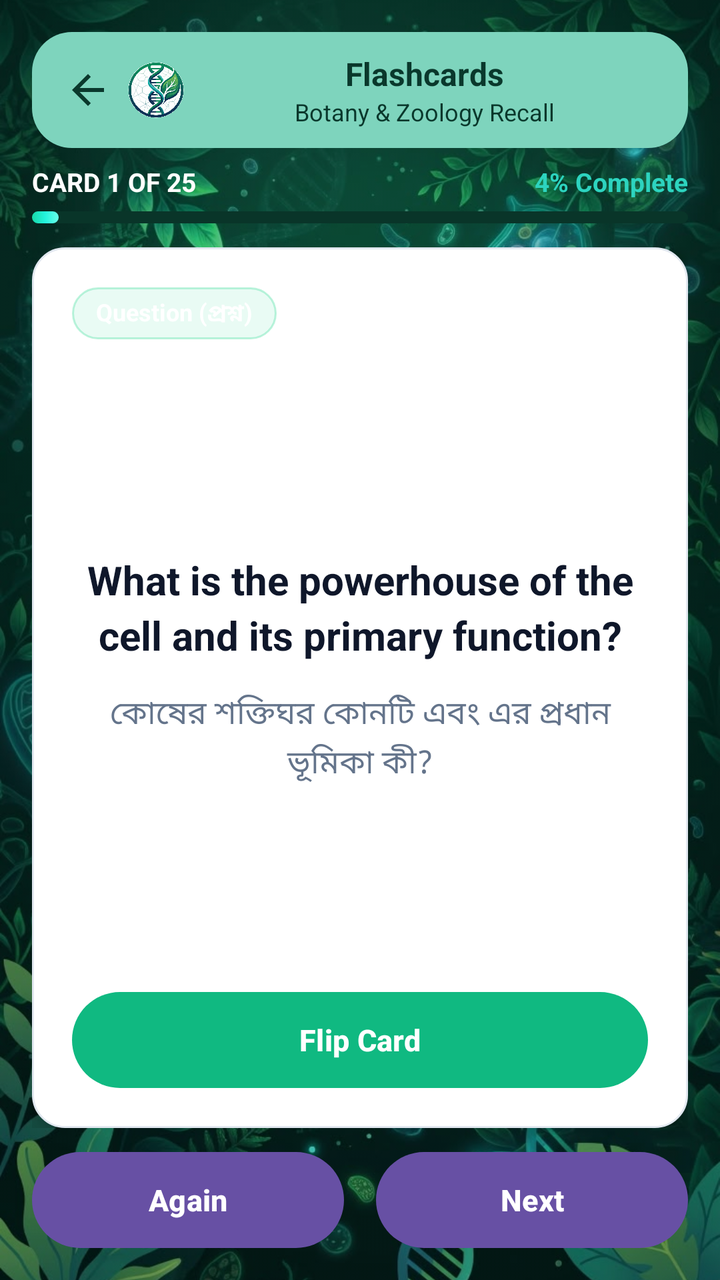
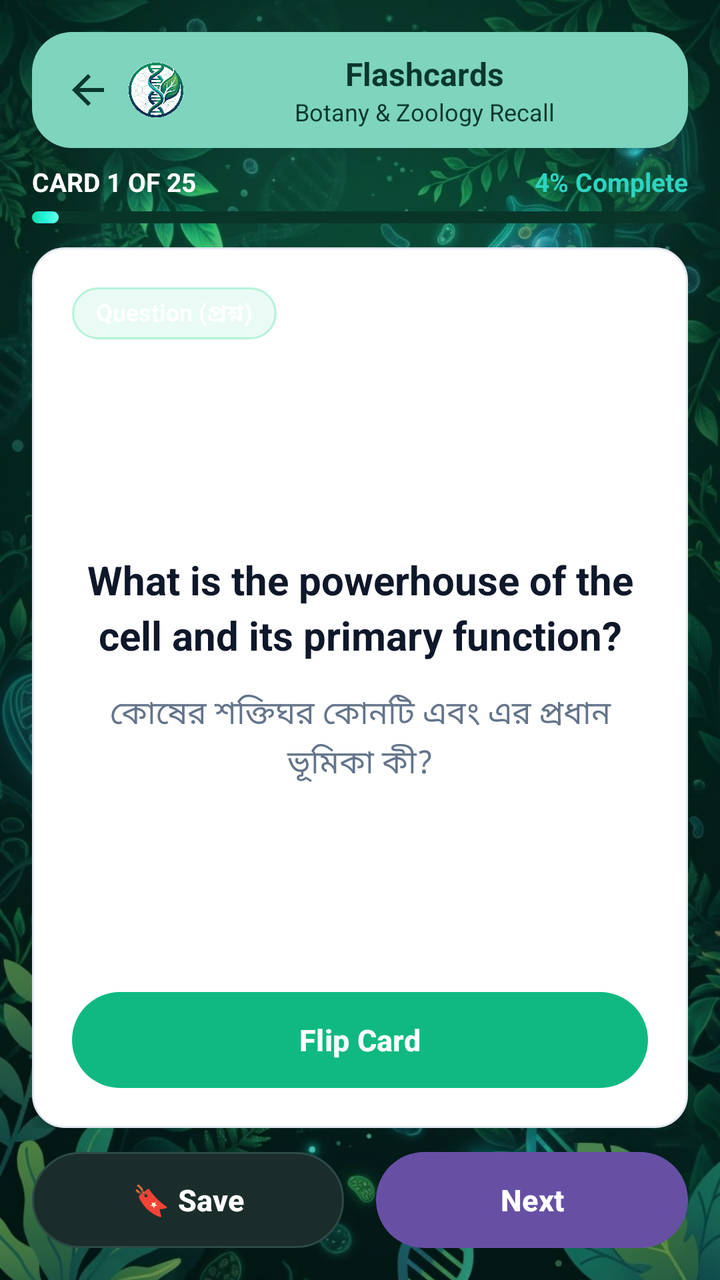

Two renders of the same Android screen: before a commit and after it. Below are the layout's source before the change and the commit's diff.
<!-- AndroidManifest.xml: application theme Theme.BioPrepAcademicStudyGuide -->
<!-- res/layout/activity_flashcards.xml -->
<?xml version="1.0" encoding="utf-8"?>
<androidx.constraintlayout.widget.ConstraintLayout xmlns:android="http://schemas.android.com/apk/res/android"
    xmlns:app="http://schemas.android.com/apk/res-auto"
    android:id="@+id/layoutFlashcardsRoot"
    android:layout_width="match_parent"
    android:layout_height="match_parent"
    android:background="@color/bio_surface">

    
    <ImageView
        android:id="@+id/ivFlashcardsBackground"
        android:layout_width="0dp"
        android:layout_height="0dp"
        android:alpha="0.85"
        android:importantForAccessibility="no"
        android:scaleType="centerCrop"
        android:src="@drawable/bg_stitch_biology"
        app:layout_constraintBottom_toBottomOf="parent"
        app:layout_constraintEnd_toEndOf="parent"
        app:layout_constraintStart_toStartOf="parent"
        app:layout_constraintTop_toTopOf="parent" />

    <View
        android:layout_width="0dp"
        android:layout_height="0dp"
        android:background="#22001713"
        app:layout_constraintBottom_toBottomOf="parent"
        app:layout_constraintEnd_toEndOf="parent"
        app:layout_constraintStart_toStartOf="parent"
        app:layout_constraintTop_toTopOf="parent" />

    
    <androidx.constraintlayout.widget.ConstraintLayout
        android:id="@+id/bannerFlashcardHeader"
        android:layout_width="0dp"
        android:layout_height="wrap_content"
        android:layout_marginStart="16dp"
        android:layout_marginTop="16dp"
        android:layout_marginEnd="16dp"
        android:background="@drawable/bg_header_banner_teal"
        android:paddingStart="12dp"
        android:paddingTop="10dp"
        android:paddingEnd="12dp"
        android:paddingBottom="10dp"
        app:layout_constraintEnd_toEndOf="parent"
        app:layout_constraintStart_toStartOf="parent"
        app:layout_constraintTop_toTopOf="parent">

        <LinearLayout
            android:id="@+id/layoutFlashcardsTopLeft"
            android:layout_width="wrap_content"
            android:layout_height="wrap_content"
            android:gravity="center_vertical"
            android:orientation="horizontal"
            app:layout_constraintBottom_toBottomOf="parent"
            app:layout_constraintStart_toStartOf="parent"
            app:layout_constraintTop_toTopOf="parent">

            <ImageButton
                android:id="@+id/btnFlashcardsBack"
                android:layout_width="32dp"
                android:layout_height="32dp"
                android:background="?attr/selectableItemBackgroundBorderless"
                android:contentDescription="Back"
                android:src="@drawable/ic_arrow_back"
                app:tint="@color/bio_banner_header_text" />

            <ImageView
                android:layout_width="28dp"
                android:layout_height="28dp"
                android:layout_marginStart="4dp"
                android:contentDescription="BioPrep App Logo"
                android:src="@drawable/app_logo" />
        </LinearLayout>

        <LinearLayout
            android:layout_width="0dp"
            android:layout_height="wrap_content"
            android:layout_marginStart="8dp"
            android:layout_marginEnd="8dp"
            android:gravity="center"
            android:orientation="vertical"
            app:layout_constraintBottom_toBottomOf="parent"
            app:layout_constraintEnd_toEndOf="parent"
            app:layout_constraintStart_toEndOf="@id/layoutFlashcardsTopLeft"
            app:layout_constraintTop_toTopOf="parent">

            <TextView
                android:id="@+id/tvFlashcardsHeaderTitle"
                android:layout_width="wrap_content"
                android:layout_height="wrap_content"
                android:gravity="center"
                android:text="Flashcards"
                android:textColor="@color/bio_banner_header_text"
                android:textSize="16sp"
                android:textStyle="bold" />

            <TextView
                android:id="@+id/tvCardCategory"
                android:layout_width="wrap_content"
                android:layout_height="wrap_content"
                android:gravity="center"
                android:text="Botany &amp; Zoology Recall"
                android:textColor="@color/bio_banner_header_text"
                android:textSize="12sp" />
        </LinearLayout>

    </androidx.constraintlayout.widget.ConstraintLayout>

    
    <LinearLayout
        android:id="@+id/layoutProgressSection"
        android:layout_width="0dp"
        android:layout_height="wrap_content"
        android:layout_marginStart="16dp"
        android:layout_marginTop="8dp"
        android:layout_marginEnd="16dp"
        android:gravity="center_vertical"
        android:orientation="horizontal"
        app:layout_constraintEnd_toEndOf="parent"
        app:layout_constraintStart_toStartOf="parent"
        app:layout_constraintTop_toBottomOf="@id/bannerFlashcardHeader">

        <TextView
            android:id="@+id/tvCardProgressBadge"
            android:layout_width="0dp"
            android:layout_height="wrap_content"
            android:layout_weight="1"
            android:text="CARD 1 OF 25"
            android:textColor="@color/white"
            android:textSize="13sp"
            android:textStyle="bold" />

        <TextView
            android:id="@+id/tvCardProgressPercent"
            android:layout_width="wrap_content"
            android:layout_height="wrap_content"
            android:text="4% Complete"
            android:textColor="@color/bio_mint_accent"
            android:textSize="13sp"
            android:textStyle="bold" />
    </LinearLayout>

    <ProgressBar
        android:id="@+id/pbFlashcardProgress"
        style="?android:attr/progressBarStyleHorizontal"
        android:layout_width="0dp"
        android:layout_height="6dp"
        android:layout_marginStart="16dp"
        android:layout_marginTop="6dp"
        android:layout_marginEnd="16dp"
        android:max="100"
        android:progress="4"
        android:progressDrawable="@drawable/progress_bar_cyan"
        app:layout_constraintEnd_toEndOf="parent"
        app:layout_constraintStart_toStartOf="parent"
        app:layout_constraintTop_toBottomOf="@id/layoutProgressSection" />

    
    <FrameLayout
        android:id="@+id/frameCardContainer"
        android:layout_width="0dp"
        android:layout_height="0dp"
        android:layout_marginStart="16dp"
        android:layout_marginTop="12dp"
        android:layout_marginEnd="16dp"
        android:layout_marginBottom="12dp"
        app:layout_constraintBottom_toTopOf="@id/layoutFlashcardButtons"
        app:layout_constraintEnd_toEndOf="parent"
        app:layout_constraintStart_toStartOf="parent"
        app:layout_constraintTop_toBottomOf="@id/pbFlashcardProgress">

        
        <View
            android:layout_width="match_parent"
            android:layout_height="match_parent"
            android:layout_marginStart="8dp"
            android:layout_marginTop="8dp"
            android:layout_marginEnd="8dp"
            android:layout_marginBottom="4dp"
            android:alpha="0.4"
            android:background="@drawable/bg_card_white" />

        
        <LinearLayout
            android:id="@+id/cardFront"
            android:layout_width="match_parent"
            android:layout_height="match_parent"
            android:background="@drawable/bg_card_white"
            android:clickable="true"
            android:elevation="6dp"
            android:focusable="true"
            android:orientation="vertical"
            android:padding="20dp"
            android:visibility="visible">

            
            <TextView
                android:id="@+id/tvFrontBadge"
                android:layout_width="wrap_content"
                android:layout_height="wrap_content"
                android:background="@drawable/bg_chip_emerald"
                android:paddingStart="12dp"
                android:paddingTop="4dp"
                android:paddingEnd="12dp"
                android:paddingBottom="4dp"
                android:text="Question (প্রশ্ন)"
                android:textColor="@color/white"
                android:textSize="12sp"
                android:textStyle="bold" />

            
            <ScrollView
                android:layout_width="match_parent"
                android:layout_height="0dp"
                android:layout_marginTop="16dp"
                android:layout_marginBottom="12dp"
                android:layout_weight="1"
                android:fillViewport="true">

                <LinearLayout
                    android:layout_width="match_parent"
                    android:layout_height="wrap_content"
                    android:gravity="center"
                    android:orientation="vertical">

                    <TextView
                        android:id="@+id/tvFlashcardQuestion"
                        android:layout_width="match_parent"
                        android:layout_height="wrap_content"
                        android:gravity="center"
                        android:lineSpacingExtra="4dp"
                        android:text="What is the powerhouse of the cell and its primary function?"
                        android:textColor="@color/bio_card_text_dark"
                        android:textSize="20sp"
                        android:textStyle="bold" />

                    <TextView
                        android:id="@+id/tvFlashcardQuestionBn"
                        android:layout_width="match_parent"
                        android:layout_height="wrap_content"
                        android:layout_marginTop="14dp"
                        android:gravity="center"
                        android:lineSpacingExtra="3dp"
                        android:text="কোষের শক্তিঘর কোনটি এবং এর প্রধান ভূমিকা কী?"
                        android:textColor="@color/bio_card_text_muted"
                        android:textSize="16sp" />
                </LinearLayout>
            </ScrollView>

            
            <Button
                android:id="@+id/btnFlipFront"
                android:layout_width="match_parent"
                android:layout_height="48dp"
                android:background="@drawable/bg_pill_emerald"
                android:text="Flip Card"
                android:textAllCaps="false"
                android:textColor="@color/white"
                android:textSize="15sp"
                android:textStyle="bold"
                app:backgroundTint="@null" />

        </LinearLayout>

        
        <LinearLayout
            android:id="@+id/cardBack"
            android:layout_width="match_parent"
            android:layout_height="match_parent"
            android:background="@drawable/bg_card_white"
            android:clickable="true"
            android:elevation="6dp"
            android:focusable="true"
            android:orientation="vertical"
            android:padding="20dp"
            android:visibility="gone">

            
            <TextView
                android:id="@+id/tvBackBadge"
                android:layout_width="wrap_content"
                android:layout_height="wrap_content"
                android:background="@drawable/bg_chip_cyan"
                android:paddingStart="12dp"
                android:paddingTop="4dp"
                android:paddingEnd="12dp"
                android:paddingBottom="4dp"
                android:text="Answer (উত্তর)"
                android:textColor="@color/bio_primary"
                android:textSize="12sp"
                android:textStyle="bold" />

            
            <ScrollView
                android:layout_width="match_parent"
                android:layout_height="0dp"
                android:layout_marginTop="14dp"
                android:layout_marginBottom="12dp"
                android:layout_weight="1"
                android:fillViewport="true">

                <LinearLayout
                    android:layout_width="match_parent"
                    android:layout_height="wrap_content"
                    android:gravity="center"
                    android:orientation="vertical">

                    <TextView
                        android:id="@+id/tvFlashcardAnswerTitle"
                        android:layout_width="match_parent"
                        android:layout_height="wrap_content"
                        android:gravity="center"
                        android:text="Mitochondria (মাইটোকন্ড্রিয়া)"
                        android:textColor="#059669"
                        android:textSize="20sp"
                        android:textStyle="bold" />

                    <TextView
                        android:id="@+id/tvFlashcardAnswerDesc"
                        android:layout_width="match_parent"
                        android:layout_height="wrap_content"
                        android:layout_marginTop="12dp"
                        android:gravity="center"
                        android:lineSpacingExtra="3dp"
                        android:text="Generates ATP through aerobic cellular respiration and oxidative phosphorylation."
                        android:textColor="@color/bio_card_text_dark"
                        android:textSize="16sp" />

                    <TextView
                        android:id="@+id/tvFlashcardMedicalTip"
                        android:layout_width="match_parent"
                        android:layout_height="wrap_content"
                        android:layout_marginTop="16dp"
                        android:background="#F0FDF4"
                        android:padding="12dp"
                        android:text="Exam Tip: Inherited maternally. Contains circular DNA and 70S ribosomes."
                        android:textColor="#166534"
                        android:textSize="13sp" />
                </LinearLayout>
            </ScrollView>

            
            <Button
                android:id="@+id/btnFlipBack"
                android:layout_width="match_parent"
                android:layout_height="48dp"
                android:background="@drawable/bg_pill_emerald"
                android:text="Flip Card"
                android:textAllCaps="false"
                android:textColor="@color/white"
                android:textSize="15sp"
                android:textStyle="bold"
                app:backgroundTint="@null" />

        </LinearLayout>

    </FrameLayout>

    
    <LinearLayout
        android:id="@+id/layoutFlashcardButtons"
        android:layout_width="0dp"
        android:layout_height="wrap_content"
        android:layout_marginStart="16dp"
        android:layout_marginEnd="16dp"
        android:layout_marginBottom="16dp"
        android:orientation="horizontal"
        app:layout_constraintBottom_toBottomOf="parent"
        app:layout_constraintEnd_toEndOf="parent"
        app:layout_constraintStart_toStartOf="parent">

        
        <Button
            android:id="@+id/btnRateAgain"
            android:layout_width="0dp"
            android:layout_height="48dp"
            android:layout_marginEnd="8dp"
            android:layout_weight="1"
            android:background="@drawable/bg_pill_emerald"
            android:backgroundTint="@color/bio_rate_again"
            android:text="Again"
            android:textAllCaps="false"
            android:textColor="@color/white"
            android:textSize="15sp"
            android:textStyle="bold" />

        
        <Button
            android:id="@+id/btnRateNext"
            android:layout_width="0dp"
            android:layout_height="48dp"
            android:layout_marginStart="8dp"
            android:layout_weight="1"
            android:background="@drawable/bg_pill_emerald"
            android:backgroundTint="#059669"
            android:text="Next"
            android:textAllCaps="false"
            android:textColor="@color/white"
            android:textSize="15sp"
            android:textStyle="bold" />

    </LinearLayout>

</androidx.constraintlayout.widget.ConstraintLayout>
<!-- resources referenced by this layout -->
<resources>
  <color name="bio_banner_header_text">#0A382C</color>
  <color name="bio_card_text_dark">#0F172A</color>
  <color name="bio_card_text_muted">#64748B</color>
  <color name="bio_mint_accent">#2DD4BF</color>
  <color name="bio_primary">#7DFFE9</color>
  <color name="bio_rate_again">#EF4444</color>
  <color name="bio_surface">#001713</color>
  <color name="white">#FFFFFFFF</color>
  <!-- drawable app_logo: png bitmap (drawable, 510069 bytes) -->
  <!-- drawable bg_card_white (drawable) -->
  <?xml version="1.0" encoding="utf-8"?>
  <shape xmlns:android="http://schemas.android.com/apk/res/android"
      android:shape="rectangle">
      <solid android:color="@color/bio_card_white" />
      <corners android:radius="16dp" />
      <stroke
          android:width="1dp"
          android:color="#E2E8F0" />
  </shape>
  <!-- drawable bg_chip_cyan (drawable) -->
  <?xml version="1.0" encoding="utf-8"?>
  <shape xmlns:android="http://schemas.android.com/apk/res/android"
      android:shape="rectangle">
      <solid android:color="#2015E6CD" />
      <corners android:radius="9999dp" />
      <stroke
          android:width="1dp"
          android:color="#6015E6CD" />
  </shape>
  <!-- drawable bg_chip_emerald (drawable) -->
  <?xml version="1.0" encoding="utf-8"?>
  <shape xmlns:android="http://schemas.android.com/apk/res/android"
      android:shape="rectangle">
      <solid android:color="#204EDEA3" />
      <corners android:radius="9999dp" />
      <stroke
          android:width="1dp"
          android:color="#604EDEA3" />
  </shape>
  <!-- drawable bg_header_banner_teal (drawable) -->
  <?xml version="1.0" encoding="utf-8"?>
  <shape xmlns:android="http://schemas.android.com/apk/res/android"
      android:shape="rectangle">
      <solid android:color="@color/bio_banner_header" />
      <corners android:radius="20dp" />
  </shape>
  <!-- drawable bg_pill_emerald (drawable) -->
  <?xml version="1.0" encoding="utf-8"?>
  <shape xmlns:android="http://schemas.android.com/apk/res/android"
      android:shape="rectangle">
      <solid android:color="@color/bio_emerald_btn" />
      <corners android:radius="24dp" />
  </shape>
  <!-- drawable bg_stitch_biology: jpg bitmap (drawable, 133658 bytes) -->
  <!-- drawable ic_arrow_back (drawable) -->
  <vector xmlns:android="http://schemas.android.com/apk/res/android"
      android:width="24dp"
      android:height="24dp"
      android:viewportWidth="24"
      android:viewportHeight="24"
      android:tint="?attr/colorControlNormal">
      <path
          android:fillColor="@android:color/white"
          android:pathData="M20,11H7.83l5.59,-5.59L12,4l-8,8 8,8 1.41,-1.41L7.83,13H20v-2z" />
  </vector>
  <!-- drawable progress_bar_cyan (drawable) -->
  <layer-list xmlns:android="http://schemas.android.com/apk/res/android">
      <item android:id="@android:id/background">
          <shape>
              <corners android:radius="999dp" />
              <solid android:color="#093529" />
          </shape>
      </item>
      <item android:id="@android:id/progress">
          <scale android:scaleWidth="100%">
              <shape>
                  <corners android:radius="999dp" />
                  <gradient
                      android:angle="0"
                      android:endColor="#6AFFEA"
                      android:centerColor="#24F4DD"
                      android:startColor="#17D9A8" />
              </shape>
          </scale>
      </item>
  </layer-list>
  <style name="Theme.BioPrepAcademicStudyGuide" parent="Base.Theme.BioPrepAcademicStudyGuide" />
  <color name="bio_card_white">#FFFFFF</color>
  <color name="bio_banner_header">#7ED4BD</color>
  <color name="bio_emerald_btn">#10B981</color>
  <style name="Base.Theme.BioPrepAcademicStudyGuide" parent="Theme.Material3.DayNight.NoActionBar">
          
          
      </style>
</resources>

<!-- the commit's change to res/layout/activity_flashcards.xml (unified diff, before → after) -->
@@ -372,18 +372,18 @@
 
         
         <Button
-            android:id="@+id/btnRateAgain"
+            android:id="@+id/btnSaveFlashcard"
             android:layout_width="0dp"
             android:layout_height="48dp"
             android:layout_marginEnd="8dp"
             android:layout_weight="1"
-            android:background="@drawable/bg_pill_emerald"
-            android:backgroundTint="@color/bio_rate_again"
-            android:text="Again"
+            android:background="@drawable/bg_pill_dark_teal"
+            android:text="🔖 Save"
             android:textAllCaps="false"
             android:textColor="@color/white"
             android:textSize="15sp"
-            android:textStyle="bold" />
+            android:textStyle="bold"
+            app:backgroundTint="@null" />
 
         
         <Button
<!-- resource entries referenced after the edit -->
@@ -5,7 +5,6 @@
   <color name="bio_card_text_muted">#64748B</color>
   <color name="bio_mint_accent">#2DD4BF</color>
   <color name="bio_primary">#7DFFE9</color>
-  <color name="bio_rate_again">#EF4444</color>
   <color name="bio_surface">#001713</color>
   <color name="white">#FFFFFFFF</color>
   <!-- drawable app_logo: png bitmap (drawable, 510069 bytes) -->
@@ -45,6 +44,14 @@
       android:shape="rectangle">
       <solid android:color="@color/bio_banner_header" />
       <corners android:radius="20dp" />
+  </shape>
+  <!-- drawable bg_pill_dark_teal (drawable) -->
+  <?xml version="1.0" encoding="utf-8"?>
+  <shape xmlns:android="http://schemas.android.com/apk/res/android"
+      android:shape="rectangle">
+      <solid android:color="#1A2D2B" />
+      <corners android:radius="24dp" />
+      <stroke android:width="1dp" android:color="#2D4A47" />
   </shape>
   <!-- drawable bg_pill_emerald (drawable) -->
   <?xml version="1.0" encoding="utf-8"?>
